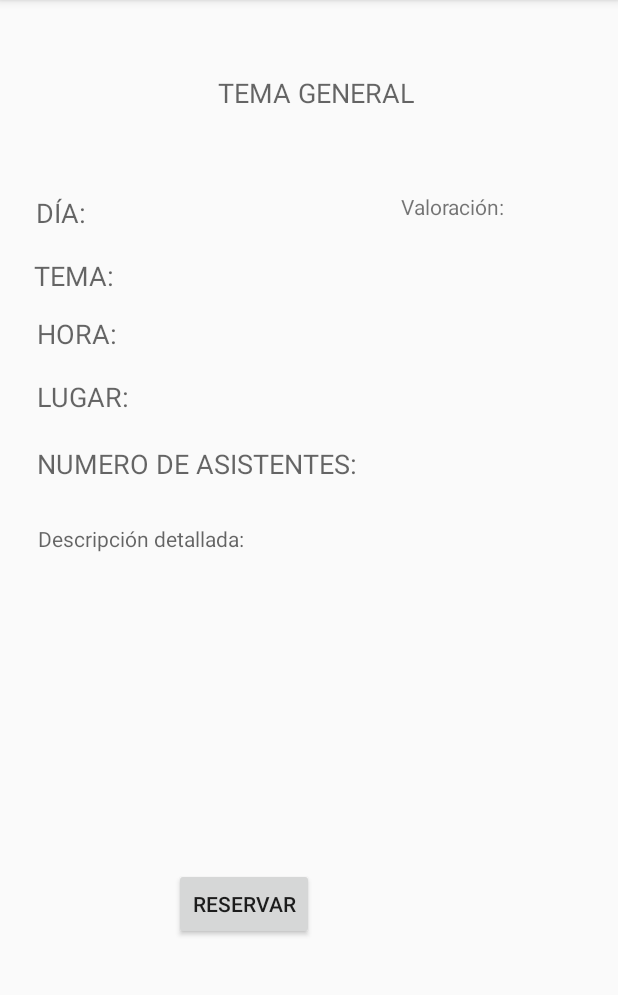
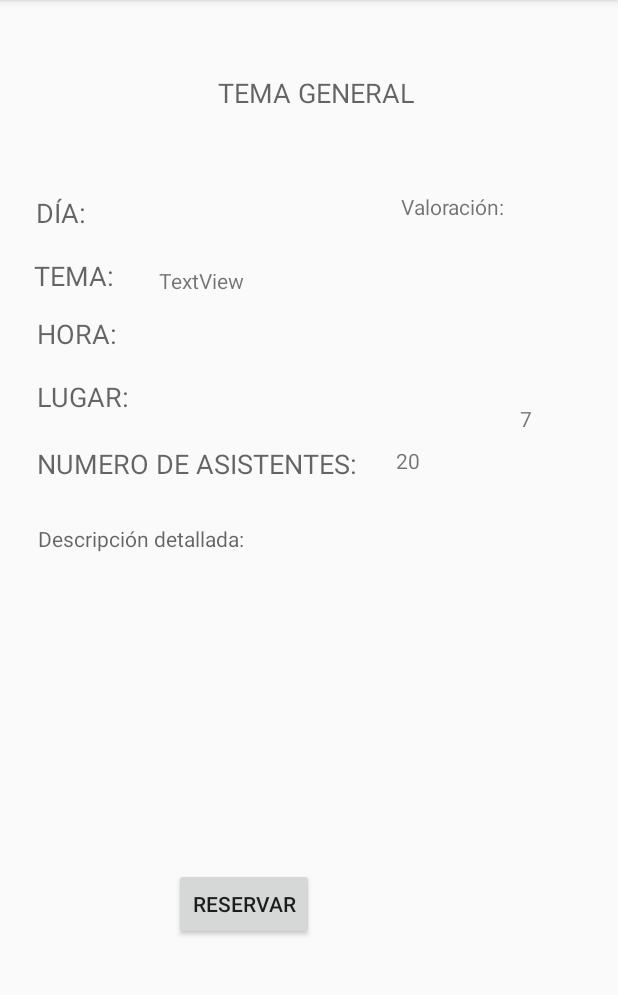
Before and after one commit to SomHackathon2020/somhackathon2020-oconhache, an Android app: the eventDetails screen opened directly, with no data from a screen before it, on a phone screen of 412 x 824 dp, the part 84-1079 px from its top. Run offline under Robolectric (Android 15) with nearby library versions, the phone set to English and light mode, and no system bars.

Commit message:
Crear Evento

```diff
--- a/app/src/main/java/com/example/oconh/QueFuncioneEstoVa.java
+++ b/app/src/main/java/com/example/oconh/QueFuncioneEstoVa.java
@@ -10,6 +10,7 @@ import android.widget.ArrayAdapter;
 import android.widget.ListView;
 import android.widget.TextView;
 
+import java.io.Serializable;
 import java.util.ArrayList;
 
 public class QueFuncioneEstoVa extends AppCompatActivity {
@@ -36,10 +37,18 @@ public class QueFuncioneEstoVa extends AppCompatActivity {
             @Override
             public void onItemClick(AdapterView<?> adapterView, View view, int i, long l) {
                 Intent intent=new Intent(getApplicationContext(),eventDetails.class);
+                Entidad event = EventService.getInstance().getEvents().get(i);
+                intent.putExtra("day",event.getDay() );
+                intent.putExtra("hour",event.getHour() );
+                intent.putExtra("tema",event.getTema() );
+                intent.putExtra("description",event.getDescription() );
+                intent.putExtra("place",event.getPlace() );
                 startActivity(intent);
             }
         });
     }
+
+
     private ArrayList<Entidad> GeTarrayItems(){
         ArrayList events = EventService.getInstance().getEvents();
         return events;
--- a/app/src/main/java/com/example/oconh/eventCreator.java
+++ b/app/src/main/java/com/example/oconh/eventCreator.java
@@ -20,19 +20,6 @@ public class eventCreator extends AppCompatActivity {
     private EventService eventService;
     @Override
     protected void onCreate(Bundle savedInstanceState) {
-        /*
-        super.onCreate(savedInstanceState);
-        setContentView(R.layout.activity_event_creator);
-        aceptarButtonCreator=findViewById(R.id.aceptarButton);
-        aceptarButtonCreator.setOnClickListener(new View.OnClickListener() {
-            @Override
-            public void onClick(View v) {
-                Intent intent=new Intent(getApplicationContext(),QueFuncioneEstoVa.class);
-                startActivity(intent);
-            }
-        });
-         */
-
 
         super.onCreate(savedInstanceState);
         setContentView(R.layout.activity_event_creator);
@@ -60,7 +47,6 @@ public class eventCreator extends AppCompatActivity {
 
 
                     Intent intent=new Intent(getApplicationContext(),QueFuncioneEstoVa.class);
-                    //Intent intent=new Intent(getApplicationContext(),EventsActivity.class);
                     startActivity(intent);
                 }catch(Exception e){
 
--- a/app/src/main/java/com/example/oconh/eventDetails.java
+++ b/app/src/main/java/com/example/oconh/eventDetails.java
@@ -3,12 +3,43 @@ package com.example.oconh;
 import androidx.appcompat.app.AppCompatActivity;
 
 import android.os.Bundle;
+import android.widget.TextView;
 
 public class eventDetails extends AppCompatActivity {
+
+    private TextView textView_tema;
+    private TextView textView_dia;
+    private TextView textView_hora;
+    private TextView textView_place;
+    private TextView textView_people;
+    private TextView textView_puntuation;
+    private TextView textView_description;
 
     @Override
     protected void onCreate(Bundle savedInstanceState) {
         super.onCreate(savedInstanceState);
         setContentView(R.layout.activity_event_details);
+
+        String tema = getIntent().getStringExtra("tema");
+        String description = getIntent().getStringExtra("description");
+        String hour = getIntent().getStringExtra("hour");
+        String day = getIntent().getStringExtra("day");
+        String place = getIntent().getStringExtra("place");
+
+        textView_tema = findViewById(R.id.temaGeneralDetails);
+        textView_dia = findViewById(R.id.day_value);
+        textView_hora = findViewById(R.id.hour_value);
+        textView_place = findViewById(R.id.lugar_value);
+        textView_people= findViewById(R.id.people_value);
+        textView_puntuation = findViewById(R.id.puntuation_value);
+        textView_description = findViewById(R.id.description);
+
+        textView_tema.setText(tema);
+        textView_dia.setText(day);
+        textView_hora.setText(hour);
+        textView_place.setText(place);
+        textView_people.setText("20");
+        textView_puntuation.setText("7");
+        textView_description.setText(description);
     }
 }
--- a/app/src/main/res/layout/activity_event_details.xml
+++ b/app/src/main/res/layout/activity_event_details.xml
@@ -5,6 +5,19 @@
     android:layout_width="match_parent"
     android:layout_height="match_parent"
     tools:context=".eventDetails">
+
+    <TextView
+        android:id="@+id/people_value"
+        android:layout_width="wrap_content"
+        android:layout_height="wrap_content"
+        android:layout_marginStart="26dp"
+        android:layout_marginLeft="26dp"
+        android:layout_marginTop="150dp"
+        android:layout_marginBottom="33dp"
+        android:text="TextView"
+        app:layout_constraintBottom_toTopOf="@+id/description"
+        app:layout_constraintStart_toEndOf="@+id/asists"
+        app:layout_constraintTop_toBottomOf="@+id/puntuation" />
 
     <TextView
         android:id="@+id/temaGeneralDetails"
@@ -40,6 +53,8 @@
         app:layout_constraintStart_toStartOf="parent"
         app:layout_constraintTop_toBottomOf="@+id/day"
         tools:text="TEMA:" />
+
+
 
     <TextView
         android:id="@+id/day"
@@ -173,4 +188,65 @@
         app:layout_constraintStart_toStartOf="parent"
         app:layout_constraintTop_toBottomOf="@+id/description" />
 
+    <TextView
+        android:id="@+id/day_value"
+        android:layout_width="wrap_content"
+        android:layout_height="wrap_content"
+        android:layout_marginStart="45dp"
+        android:layout_marginLeft="45dp"
+        android:layout_marginEnd="106dp"
+        android:layout_marginRight="106dp"
+        android:layout_marginBottom="145dp"
+        android:text="TextView"
+        app:layout_constraintBottom_toTopOf="@+id/asists"
+        app:layout_constraintEnd_toStartOf="@+id/puntuation"
+        app:layout_constraintStart_toEndOf="@+id/day" />
+
+    <TextView
+        android:id="@+id/textView10"
+        android:layout_width="wrap_content"
+        android:layout_height="wrap_content"
+        android:layout_marginStart="29dp"
+        android:layout_marginLeft="29dp"
+        android:layout_marginTop="25dp"
+        android:layout_marginBottom="100dp"
+        android:text="TextView"
+        app:layout_constraintBottom_toTopOf="@+id/asists"
+        app:layout_constraintStart_toEndOf="@+id/tema"
+        app:layout_constraintTop_toBottomOf="@+id/day_value" />
+
+    <TextView
+        android:id="@+id/hour_value"
+        android:layout_width="wrap_content"
+        android:layout_height="wrap_content"
+        android:layout_marginStart="30dp"
+        android:layout_marginLeft="30dp"
+        android:layout_marginTop="15dp"
+        android:layout_marginBottom="67dp"
+        android:text="TextView"
+        app:layout_constraintBottom_toTopOf="@+id/asists"
+        app:layout_constraintStart_toEndOf="@+id/time"
+        app:layout_constraintTop_toBottomOf="@+id/textView10" />
+
+    <TextView
+        android:id="@+id/lugar_value"
+        android:layout_width="wrap_content"
+        android:layout_height="wrap_content"
+        android:text="TextView"
+        tools:layout_editor_absoluteX="113dp"
+        tools:layout_editor_absoluteY="381dp" />
+
+    <TextView
+        android:id="@+id/puntuation_value"
+        android:layout_width="wrap_content"
+        android:layout_height="wrap_content"
+        android:layout_marginStart="10dp"
+        android:layout_marginLeft="10dp"
+        android:layout_marginTop="251dp"
+        android:layout_marginBottom="461dp"
+        android:text="TextView"
+        app:layout_constraintBottom_toBottomOf="parent"
+        app:layout_constraintStart_toEndOf="@+id/puntuation"
+        app:layout_constraintTop_toTopOf="parent" />
+
 </androidx.constraintlayout.widget.ConstraintLayout>
```
